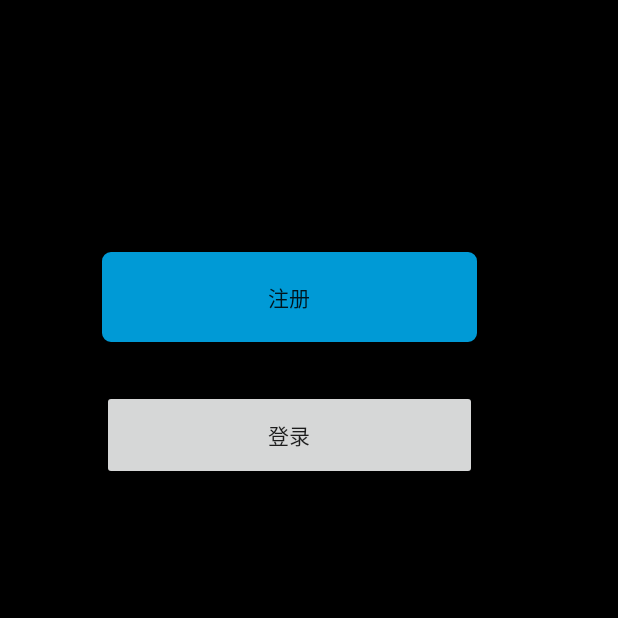
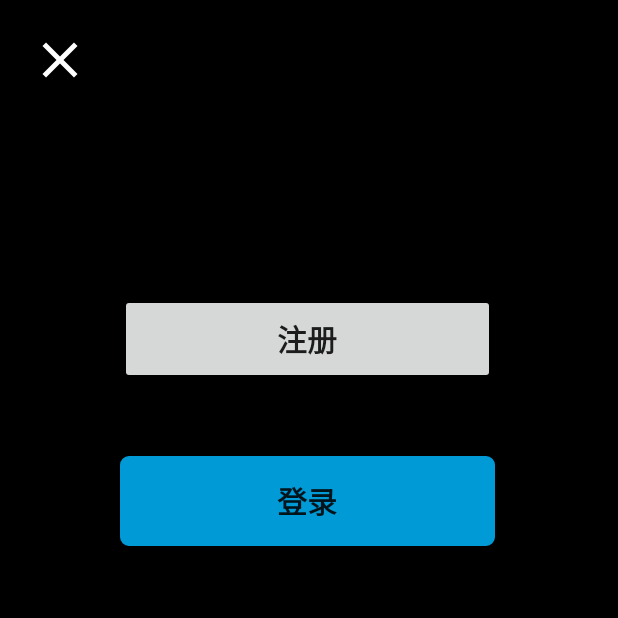
Before and after one commit to cxz66666/Mini-TikTok, an Android app: the MeActivity screen opened directly, with no data from a screen before it, on a phone screen of 412 x 824 dp, the top half of it. Run offline under Robolectric (Android 15) with nearby library versions, the phone set to English and light mode, and no system bars.

Commit message:
完成me界面，修复了几个小bug

```diff
--- a/app/src/main/java/net/zjueva/minitiktok/activity/MeActivity.java
+++ b/app/src/main/java/net/zjueva/minitiktok/activity/MeActivity.java
@@ -11,6 +11,7 @@ import android.os.Bundle;
 import android.util.Log;
 import android.view.View;
 import android.widget.Button;
+import android.widget.ImageView;
 
 import net.zjueva.minitiktok.R;
 import net.zjueva.minitiktok.fragment.PersonInfoFragment;
@@ -18,11 +19,12 @@ import net.zjueva.minitiktok.model.PostResultMessage;
 import net.zjueva.minitiktok.utils.Constant;
 import net.zjueva.minitiktok.utils.UserUtil;
 
-public class MeActivity extends AppCompatActivity {
+public class MeActivity extends AppCompatActivity implements PersonInfoFragment.IOnMessageClick{
 
     private Button meLoginButton;
     private Button meRegisterButton;
     private Button meLogoutButton;
+    private ImageView meCancelImageView;
     SharedPreferences login_info; // 包含student_id, user_name, login_status
     boolean login_status;
     SharedPreferences.Editor login_info_editor;
@@ -42,6 +44,7 @@ public class MeActivity extends AppCompatActivity {
         meLoginButton = findViewById(R.id.me_login);
         meLogoutButton = findViewById(R.id.me_logout);
         meRegisterButton = findViewById(R.id.me_register);
+        meCancelImageView = findViewById(R.id.cancel_me);
         initView();
     }
 
@@ -54,6 +57,16 @@ public class MeActivity extends AppCompatActivity {
 
         if(login_status) initFragment();
         initButton();
+        initImageView();
+    }
+
+    private void initImageView() {
+        meCancelImageView.setOnClickListener(new View.OnClickListener() {
+            @Override
+            public void onClick(View v) {
+                finish();
+            }
+        });
     }
 
 
@@ -77,12 +90,12 @@ public class MeActivity extends AppCompatActivity {
 
     private void initButton() {
         if(login_status) {
-            meLogoutButton.setAlpha(1f);
+            // meLogoutButton.setAlpha(1f);
             meLoginButton.setAlpha(0f);
             meRegisterButton.setAlpha(0f);
         }
         else {
-            meLogoutButton.setAlpha(0f);
+            // meLogoutButton.setAlpha(0f);
             meLoginButton.setAlpha(1f);
             meRegisterButton.setAlpha(1f);
         }
@@ -132,4 +145,20 @@ public class MeActivity extends AppCompatActivity {
         initView();
         Log.d(TAG, result);
     }
+
+    public void onClick(String text) {
+        // meLogoutButton.setAlpha(0f);
+        meLoginButton.setAlpha(1f);
+        meRegisterButton.setAlpha(1f);
+
+        login_info_editor.putString("student_id", null);
+        login_info_editor.putString("user_name", null);
+        login_info_editor.putBoolean("login_status", false);
+        login_info_editor.commit();
+
+        getSupportFragmentManager()
+                .beginTransaction()
+                .remove(personInfoFragment)
+                .commit();
+    }
 }
--- /dev/null
+++ b/app/src/main/res/drawable/bg_logout_button.xml
@@ -0,0 +1,13 @@
+<?xml version="1.0" encoding="utf-8"?>
+<shape xmlns:android="http://schemas.android.com/apk/res/android"
+    android:shape="rectangle">
+
+    <solid android:color="#FF0000"/>
+
+    <stroke
+        android:width="1dp"
+        android:color="#FF0000" />
+
+    <corners android:radius="5dp"/>
+
+</shape>
--- a/app/src/main/res/layout/activity_me.xml
+++ b/app/src/main/res/layout/activity_me.xml
@@ -8,11 +8,20 @@
     tools:context=".activity.MeActivity">
 
     <RelativeLayout
+        android:id="@+id/me_toolbar"
         android:layout_width="match_parent"
-        android:layout_height="wrap_content"
+        android:layout_height="60dp"
         app:layout_constraintTop_toTopOf="parent">
 
-
+        <ImageView
+            android:id="@+id/cancel_me"
+            android:layout_width="40dp"
+            android:layout_height="40dp"
+            android:src="@drawable/ic_close_white_24dp"
+            android:layout_marginLeft="20dp"
+            android:layout_marginTop="20dp"
+            android:layout_alignParentTop="true"
+            android:layout_alignParentLeft="true"/>
 
     </RelativeLayout>
 
@@ -20,10 +29,15 @@
         android:id="@+id/me_login"
         android:layout_width="250dp"
         android:layout_height="60dp"
-        android:layout_marginLeft="68dp"
-        android:layout_marginTop="260dp"
+        android:layout_marginLeft="80dp"
+        android:layout_marginTop="304dp"
         android:alpha="0.0"
+
         android:text="登录"
+        android:textSize="20sp"
+        android:textStyle="bold"
+        android:background="@drawable/bg_register_button"
+
         app:layout_constraintLeft_toLeftOf="parent"
         app:layout_constraintTop_toTopOf="parent" />
 
@@ -32,11 +46,15 @@
         android:layout_width="250dp"
         android:layout_height="60dp"
         android:layout_below="@id/me_login"
-        android:layout_marginLeft="68dp"
-        android:layout_marginTop="168dp"
+        android:layout_marginLeft="80dp"
+        android:layout_marginTop="196dp"
         android:alpha="0.0"
-        android:background="@drawable/bg_register_button"
+
+
         android:text="注册"
+        android:textSize="20sp"
+        android:textStyle="bold"
+
         app:layout_constraintLeft_toLeftOf="parent"
         app:layout_constraintTop_toTopOf="parent" />
 
@@ -47,9 +65,14 @@
         android:layout_below="@id/me_register"
         android:layout_marginLeft="124dp"
         android:layout_marginTop="60dp"
-        android:alpha="1"
-        android:background="@drawable/bg_register_button"
+        android:alpha="0.0"
+        android:background="@drawable/bg_logout_button"
+
         android:text="登出"
+        android:textColor="@color/white"
+        android:textSize="20sp"
+        android:textStyle="bold"
+
         app:layout_constraintLeft_toLeftOf="parent"
         app:layout_constraintTop_toTopOf="parent" />
 
@@ -57,7 +80,7 @@
         android:id="@+id/me_info_fragment"
         android:layout_width="match_parent"
         android:layout_height="wrap_content"
-        app:layout_constraintTop_toTopOf="parent" />
+        app:layout_constraintTop_toBottomOf="@id/me_toolbar" />
 
 
 
--- a/app/src/main/res/layout/fragment_person_info.xml
+++ b/app/src/main/res/layout/fragment_person_info.xml
@@ -26,6 +26,7 @@
                 app:civ_border_width="4dp"
                 app:civ_border_color="@color/exo_black_opacity_60"/>
             <Button
+                android:id="@+id/person_info_follow"
                 android:layout_width="match_parent"
                 android:layout_height="40dp"
                 android:background="#f94144"
```
Also changed, not shown: app/src/main/java/net/zjueva/minitiktok/fragment/PersonInfoFragment.java (+47 -7 lines).
